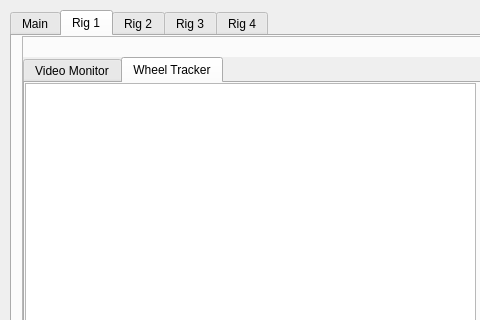
Above: NeuRPi/gui/main_window.ui from vaibrainium/NeuRPi before the change; both pictures show x 0 to 480 and y 0 to 320 of the 1049 by 813 pixel window. Below: the same form after it.
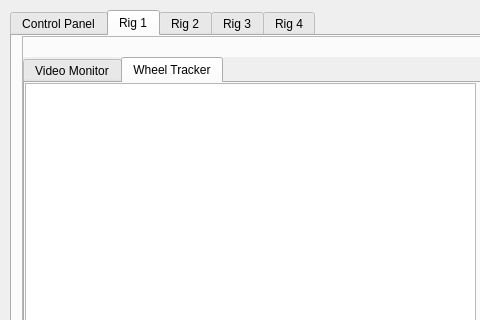
That is the form after the change. Custom widgets are drawn as their Qt base class.

Diff of the .ui file:
```diff
--- a/NeuRPi/gui/main_window.ui
+++ b/NeuRPi/gui/main_window.ui
@@ -37,7 +37,7 @@
     </property>
     <widget class="QWidget" name="main">
      <attribute name="title">
-      <string>Main</string>
+      <string>Control Panel</string>
      </attribute>
      <widget class="QPushButton" name="start_experiment">
       <property name="enabled">
```
Left out of the diff: 10 changed lines with no effect on the pictures.
